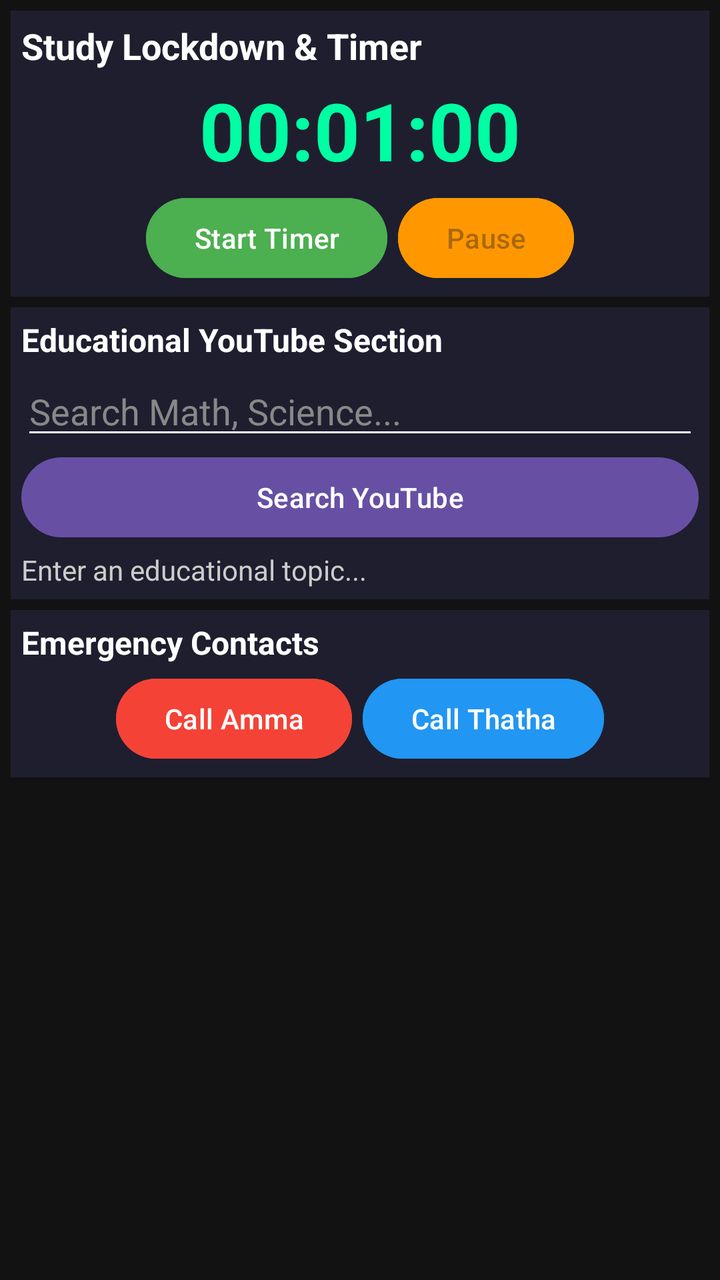
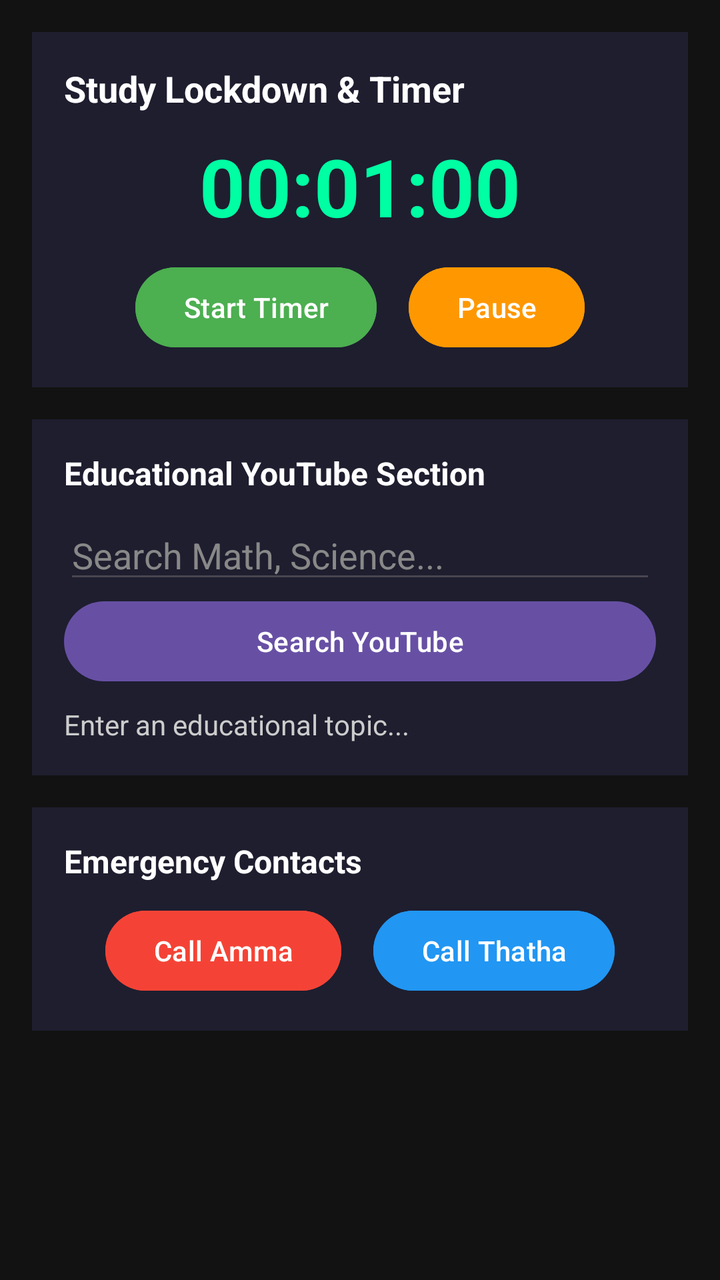

Two renders of the same Android screen: before a commit and after it. Below are the layout's source before the change and the commit's diff.
<!-- AndroidManifest.xml: application theme Theme.Material3.DayNight.NoActionBar -->
<!-- res/layout/activity_main.xml -->
<?xml version="1.0" encoding="utf-8"?>
<LinearLayout xmlns:android="http://schemas.android.com/apk/res/android"
    android:layout_width="match_parent"
    android:layout_height="match_parent"
    android:background="#121212"
    android:orientation="vertical"
    android:padding="16px">

    
    <LinearLayout
        android:layout_width="match_parent"
        android:layout_height="wrap_content"
        android:background="#1E1E2F"
        android:orientation="vertical"
        android:padding="16px"
        android:layout_marginBottom="16px">

        <TextView
            android:layout_width="wrap_content"
            android:layout_height="wrap_content"
            android:text="Study Lockdown &amp; Timer"
            android:textColor="#FFFFFF"
            android:textSize="18sp"
            android:textStyle="bold" />

        <TextView
            android:id="@+id/tvTimer"
            android:layout_width="wrap_content"
            android:layout_height="wrap_content"
            android:layout_gravity="center"
            android:text="00:01:00"
            android:textColor="#00FFA3"
            android:textSize="40sp"
            android:textStyle="bold"
            android:layout_marginVertical="10px"/>

        <LinearLayout
            android:layout_width="match_parent"
            android:layout_height="wrap_content"
            android:gravity="center"
            android:orientation="horizontal">

            <Button
                android:id="@+id/btnStart"
                android:layout_width="wrap_content"
                android:layout_height="wrap_content"
                android:backgroundTint="#4CAF50"
                android:text="Start Timer" />

            <Button
                android:id="@+id/btnPause"
                android:layout_width="wrap_content"
                android:layout_height="wrap_content"
                android:layout_marginStart="16px"
                android:backgroundTint="#FF9800"
                android:enabled="false"
                android:text="Pause" />
        </LinearLayout>
    </LinearLayout>

    
    <LinearLayout
        android:layout_width="match_parent"
        android:layout_height="wrap_content"
        android:background="#1E1E2F"
        android:orientation="vertical"
        android:padding="16px"
        android:layout_marginBottom="16px">

        <TextView
            android:layout_width="wrap_content"
            android:layout_height="wrap_content"
            android:text="Educational YouTube Section"
            android:textColor="#FFFFFF"
            android:textSize="16sp"
            android:textStyle="bold" />

        <EditText
            android:id="@+id/etYtSearch"
            android:layout_width="match_parent"
            android:layout_height="wrap_content"
            android:hint="Search Math, Science..."
            android:textColor="#FFFFFF"
            android:textColorHint="#888888"
            android:backgroundTint="#FFFFFF"
            android:layout_marginTop="8px"/>

        <Button
            android:id="@+id/btnYtSearch"
            android:layout_width="match_parent"
            android:layout_height="wrap_content"
            android:text="Search YouTube" />

        <TextView
            android:id="@+id/tvYtResult"
            android:layout_width="wrap_content"
            android:layout_height="wrap_content"
            android:text="Enter an educational topic..."
            android:textColor="#CCCCCC"
            android:layout_marginTop="8px"/>
    </LinearLayout>

    
    <LinearLayout
        android:layout_width="match_parent"
        android:layout_height="wrap_content"
        android:background="#1E1E2F"
        android:orientation="vertical"
        android:padding="16px">

        <TextView
            android:layout_width="wrap_content"
            android:layout_height="wrap_content"
            android:text="Emergency Contacts"
            android:textColor="#FFFFFF"
            android:textSize="16sp"
            android:textStyle="bold" />

        <LinearLayout
            android:layout_width="match_parent"
            android:layout_height="wrap_content"
            android:gravity="center"
            android:orientation="horizontal"
            android:layout_marginTop="10px">

            <Button
                android:id="@+id/btnCallAmma"
                android:layout_width="wrap_content"
                android:layout_height="wrap_content"
                android:backgroundTint="#F44336"
                android:text="Call Amma" />

            <Button
                android:id="@+id/btnCallThatha"
                android:layout_width="wrap_content"
                android:layout_height="wrap_content"
                android:layout_marginStart="16px"
                android:backgroundTint="#2196F3"
                android:text="Call Thatha" />
        </LinearLayout>
    </LinearLayout>

</LinearLayout>
<!-- resources referenced by this layout -->
<resources>

</resources>

<!-- the commit's change to res/layout/activity_main.xml (unified diff, before → after) -->
@@ -4,7 +4,7 @@
     android:layout_height="match_parent"
     android:background="#121212"
     android:orientation="vertical"
-    android:padding="16px">
+    android:padding="16dp">
 
     
     <LinearLayout
@@ -12,8 +12,8 @@
         android:layout_height="wrap_content"
         android:background="#1E1E2F"
         android:orientation="vertical"
-        android:padding="16px"
-        android:layout_marginBottom="16px">
+        android:padding="16dp"
+        android:layout_marginBottom="16dp">
 
         <TextView
             android:layout_width="wrap_content"
@@ -32,7 +32,7 @@
             android:textColor="#00FFA3"
             android:textSize="40sp"
             android:textStyle="bold"
-            android:layout_marginVertical="10px"/>
+            android:layout_marginVertical="10dp"/>
 
         <LinearLayout
             android:layout_width="match_parent"
@@ -51,9 +51,8 @@
                 android:id="@+id/btnPause"
                 android:layout_width="wrap_content"
                 android:layout_height="wrap_content"
-                android:layout_marginStart="16px"
+                android:layout_marginStart="16dp"
                 android:backgroundTint="#FF9800"
-                android:enabled="false"
                 android:text="Pause" />
         </LinearLayout>
     </LinearLayout>
@@ -64,8 +63,8 @@
         android:layout_height="wrap_content"
         android:background="#1E1E2F"
         android:orientation="vertical"
-        android:padding="16px"
-        android:layout_marginBottom="16px">
+        android:padding="16dp"
+        android:layout_marginBottom="16dp">
 
         <TextView
             android:layout_width="wrap_content"
@@ -82,8 +81,7 @@
             android:hint="Search Math, Science..."
             android:textColor="#FFFFFF"
             android:textColorHint="#888888"
-            android:backgroundTint="#FFFFFF"
-            android:layout_marginTop="8px"/>
+            android:layout_marginTop="8dp"/>
 
         <Button
             android:id="@+id/btnYtSearch"
@@ -97,7 +95,7 @@
             android:layout_height="wrap_content"
             android:text="Enter an educational topic..."
             android:textColor="#CCCCCC"
-            android:layout_marginTop="8px"/>
+            android:layout_marginTop="8dp"/>
     </LinearLayout>
 
     
@@ -106,7 +104,7 @@
         android:layout_height="wrap_content"
         android:background="#1E1E2F"
         android:orientation="vertical"
-        android:padding="16px">
+        android:padding="16dp">
 
         <TextView
             android:layout_width="wrap_content"
@@ -121,7 +119,7 @@
             android:layout_height="wrap_content"
             android:gravity="center"
             android:orientation="horizontal"
-            android:layout_marginTop="10px">
+            android:layout_marginTop="10dp">
 
             <Button
                 android:id="@+id/btnCallAmma"
@@ -134,7 +132,7 @@
                 android:id="@+id/btnCallThatha"
                 android:layout_width="wrap_content"
                 android:layout_height="wrap_content"
-                android:layout_marginStart="16px"
+                android:layout_marginStart="16dp"
                 android:backgroundTint="#2196F3"
                 android:text="Call Thatha" />
         </LinearLayout>
